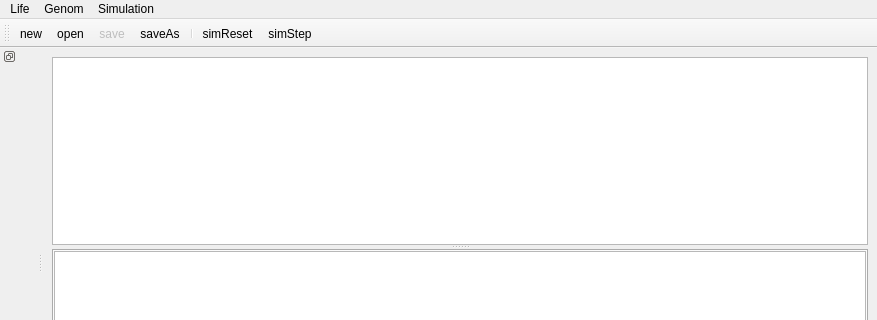
First picture: the form in widget/lifeeditor.ui, repository dridk/estel, before the edit; both pictures show x 0 to 877 and y 0 to 320 of the 877 by 497 pixel window.
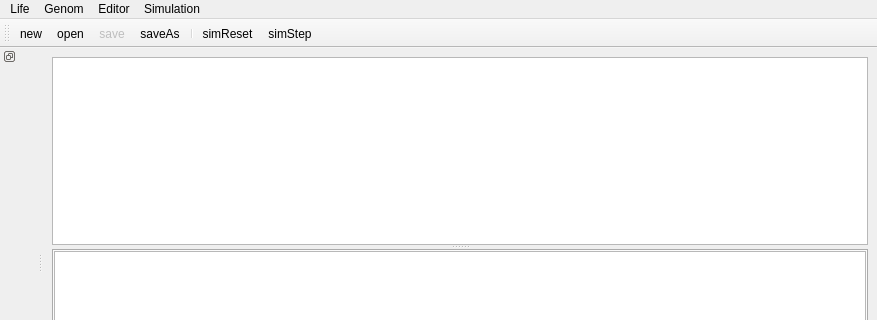
Second picture: the form after the edit. Custom widgets are drawn as their Qt base class.

Commit message: Add editor in LifeEditor..Fix #28 With the last commit 86e2a59c996eb209b88ec24036ae82cd855f6eac

The edit to the form file:
```diff
--- a/widget/lifeeditor.ui
+++ b/widget/lifeeditor.ui
@@ -87,7 +87,7 @@
      <x>0</x>
      <y>0</y>
      <width>877</width>
-     <height>22</height>
+     <height>25</height>
     </rect>
    </property>
    <widget class="QMenu" name="menuLife">
@@ -112,8 +112,22 @@
     <addaction name="actionClearDebug"/>
     <addaction name="actionClearError"/>
    </widget>
+   <widget class="QMenu" name="menuEditor">
+    <property name="title">
+     <string>Editor</string>
+    </property>
+    <addaction name="actionUndo"/>
+    <addaction name="actionRedo"/>
+    <addaction name="separator"/>
+    <addaction name="actionCut"/>
+    <addaction name="actionCopy"/>
+    <addaction name="actionPast"/>
+    <addaction name="separator"/>
+    <addaction name="actionSelectAll"/>
+   </widget>
    <addaction name="menuLife"/>
    <addaction name="menuGenom"/>
+   <addaction name="menuEditor"/>
    <addaction name="menuSimulation"/>
   </widget>
   <widget class="QStatusBar" name="statusbar"/>
```
Left out of the diff: 30 changed lines with no effect on the pictures. The commit also changes 1 other file.
